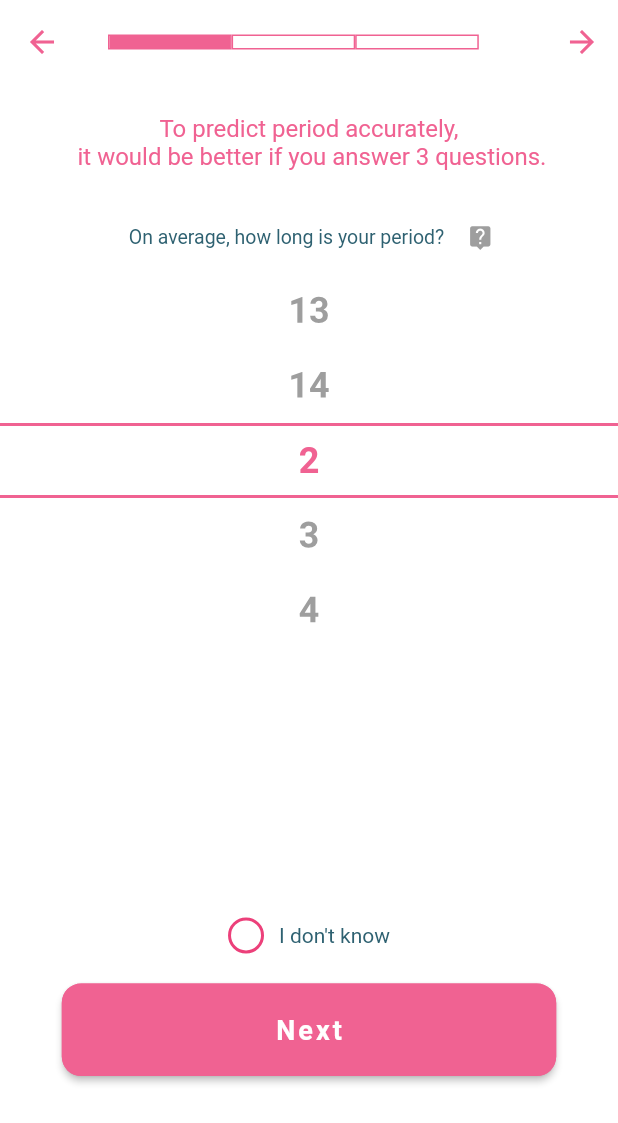
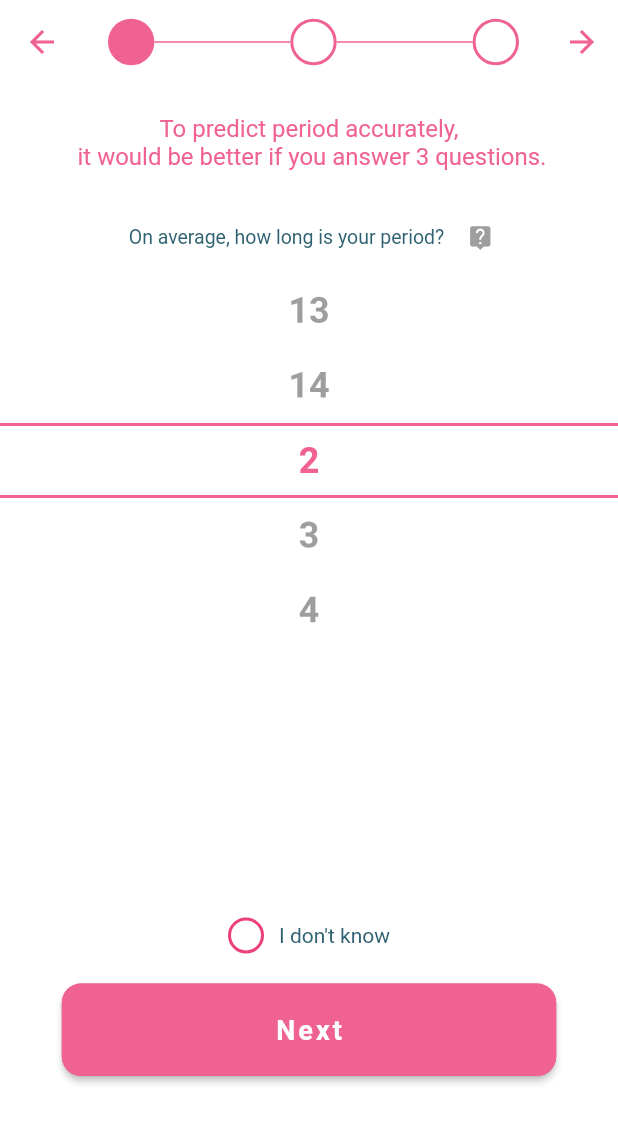
Before and after one commit to yassir28/Calendar-Flutter-App, a Flutter app: the Questions screen opened directly, on a phone screen of 412 x 824 dp. Shown: the top 1123 px of the screen. Run offline on Flutter 3.47's test engine with Material 2 defaults, Android fonts, the light colour scheme and no system bars; our stand-ins replace cloud_firestore, firebase_auth, firebase_core, table_calendar; accounts and stored records are empty.

Commit message:
appbar front modification

```diff
--- a/lib/pages/questions.dart
+++ b/lib/pages/questions.dart
@@ -85,50 +85,46 @@ class _QuestionsState extends State<Questions> {
           child: Row(
             children: [
               Container(
-                height: 10,
-                width: width * 0.2,
+                height: width * 0.075,
+                width: width * 0.075,
                 decoration: BoxDecoration(
-                  shape: BoxShape.rectangle,
+                  color: Colors.pink[300],
+                  shape: BoxShape.circle,
                   border: Border.all(
                     color: Colors.pink[300],
-                    width: 1,
-                  ),
-                ),
-                child: DecoratedBox(
-                  decoration: BoxDecoration(
-                    color: Colors.pink[300],
+                    width: 2,
                   ),
                 ),
               ),
               Container(
-                height: 10,
-                width: width * 0.2,
+                width: width * 0.22,
+                height: 1,
+                color: Colors.pink[300],
+              ),
+              Container(
+                height: width * 0.075,
+                width: width * 0.075,
                 decoration: BoxDecoration(
-                  shape: BoxShape.rectangle,
+                  shape: BoxShape.circle,
                   border: Border.all(
                     color: Colors.pink[300],
-                    width: 1,
-                  ),
-                ),
-                child: DecoratedBox(
-                  decoration: BoxDecoration(
-                    color: Colors.transparent,
+                    width: 2,
                   ),
                 ),
               ),
               Container(
-                height: 10,
-                width: width * 0.2,
+                width: width * 0.22,
+                height: 1,
+                color: Colors.pink[300],
+              ),
+              Container(
+                height: width * 0.075,
+                width: width * 0.075,
                 decoration: BoxDecoration(
-                  shape: BoxShape.rectangle,
+                  shape: BoxShape.circle,
                   border: Border.all(
                     color: Colors.pink[300],
-                    width: 1,
-                  ),
-                ),
-                child: DecoratedBox(
-                  decoration: BoxDecoration(
-                    color: Colors.transparent,
+                    width: 2,
                   ),
                 ),
               ),
@@ -140,59 +136,47 @@ class _QuestionsState extends State<Questions> {
           child: Row(
             children: [
               Container(
-                height: 10,
-                width: width * 0.2,
+                height: width * 0.075,
+                width: width * 0.075,
                 decoration: BoxDecoration(
-                  shape: BoxShape.rectangle,
+                  color: Colors.pink[300],
+                  shape: BoxShape.circle,
                   border: Border.all(
                     color: Colors.pink[300],
-                    width: 1,
-                  ),
-                ),
-                child: DecoratedBox(
-                  decoration: BoxDecoration(
-                    color: Colors.pink[300],
+                    width: 2,
                   ),
                 ),
               ),
               Container(
-                height: 10,
-                width: width * 0.2,
-                decoration: BoxDecoration(
-                  shape: BoxShape.rectangle,
-                  border: Border(
-                    top: BorderSide(
+                width: width * 0.22,
+                height: 1,
                 color: Colors.pink[300],
-                      width: 1,
               ),
-                    right: BorderSide(
-                      color: Colors.pink[300],
-                      width: 1,
-                    ),
-                    bottom: BorderSide(
-                      color: Colors.pink[300],
-                      width: 1,
-                    ),
-                    left: BorderSide(
-                      color: Colors.transparent,
-                      width: 1,
-                    ),
-                  ),
-                ),
-                child: DecoratedBox(
+              Container(
+                height: width * 0.075,
+                width: width * 0.075,
                 decoration: BoxDecoration(
                   color: Colors.pink[300],
+                  shape: BoxShape.circle,
+                  border: Border.all(
+                    color: Colors.pink[300],
+                    width: 2,
                   ),
                 ),
               ),
               Container(
-                height: 10,
-                width: width * 0.2,
+                width: width * 0.22,
+                height: 1,
+                color: Colors.pink[300],
+              ),
+              Container(
+                height: width * 0.075,
+                width: width * 0.075,
                 decoration: BoxDecoration(
-                  shape: BoxShape.rectangle,
+                  shape: BoxShape.circle,
                   border: Border.all(
                     color: Colors.pink[300],
-                    width: 1,
+                    width: 2,
                   ),
                 ),
               ),
@@ -204,84 +188,201 @@ class _QuestionsState extends State<Questions> {
           child: Row(
             children: [
               Container(
-                height: 10,
-                width: width * 0.2,
+                height: width * 0.075,
+                width: width * 0.075,
                 decoration: BoxDecoration(
-                  shape: BoxShape.rectangle,
+                  color: Colors.pink[300],
+                  shape: BoxShape.circle,
                   border: Border.all(
                     color: Colors.pink[300],
-                    width: 1,
-                  ),
-                ),
-                child: DecoratedBox(
-                  decoration: BoxDecoration(
-                    color: Colors.pink[300],
+                    width: 2,
                   ),
                 ),
               ),
               Container(
-                height: 10,
-                width: width * 0.2,
-                decoration: BoxDecoration(
-                  shape: BoxShape.rectangle,
-                  border: Border(
-                    top: BorderSide(
+                width: width * 0.22,
+                height: 1,
                 color: Colors.pink[300],
-                      width: 1,
               ),
-                    right: BorderSide(
-                      color: Colors.pink[300],
-                      width: 1,
-                    ),
-                    bottom: BorderSide(
-                      color: Colors.pink[300],
-                      width: 1,
-                    ),
-                    left: BorderSide(
-                      color: Colors.transparent,
-                      width: 1,
-                    ),
-                  ),
-                ),
-                child: DecoratedBox(
+              Container(
+                height: width * 0.075,
+                width: width * 0.075,
                 decoration: BoxDecoration(
                   color: Colors.pink[300],
+                  shape: BoxShape.circle,
+                  border: Border.all(
+                    color: Colors.pink[300],
+                    width: 2,
                   ),
                 ),
               ),
               Container(
-                height: 10,
-                width: width * 0.2,
-                decoration: BoxDecoration(
-                  shape: BoxShape.rectangle,
-                  border: Border(
-                    top: BorderSide(
+                width: width * 0.22,
+                height: 1,
                 color: Colors.pink[300],
-                      width: 1,
               ),
-                    right: BorderSide(
-                      color: Colors.pink[300],
-                      width: 1,
-                    ),
-                    bottom: BorderSide(
-                      color: Colors.pink[300],
-                      width: 1,
-                    ),
-                    left: BorderSide(
-                      color: Colors.transparent,
-                      width: 1,
-                    ),
-                  ),
-                ),
-                child: DecoratedBox(
+              Container(
+                height: width * 0.075,
+                width: width * 0.075,
                 decoration: BoxDecoration(
                   color: Colors.pink[300],
+                  shape: BoxShape.circle,
+                  border: Border.all(
+                    color: Colors.pink[300],
+                    width: 2,
                   ),
                 ),
               ),
             ],
           ),
         );
+      // case 1:
+      //   return Container(
+      //     child: Row(
+      //       children: [
+      //         Container(
+      //           height: 10,
+      //           width: width * 0.2,
+      //           decoration: BoxDecoration(
+      //             shape: BoxShape.rectangle,
+      //             border: Border.all(
+      //               color: Colors.pink[300],
+      //               width: 1,
+      //             ),
+      //           ),
+      //           child: DecoratedBox(
+      //             decoration: BoxDecoration(
+      //               color: Colors.pink[300],
+      //             ),
+      //           ),
+      //         ),
+      //         Container(
+      //           height: 10,
+      //           width: width * 0.2,
+      //           decoration: BoxDecoration(
+      //             shape: BoxShape.rectangle,
+      //             border: Border(
+      //               top: BorderSide(
+      //                 color: Colors.pink[300],
+      //                 width: 1,
+      //               ),
+      //               right: BorderSide(
+      //                 color: Colors.pink[300],
+      //                 width: 1,
+      //               ),
+      //               bottom: BorderSide(
+      //                 color: Colors.pink[300],
+      //                 width: 1,
+      //               ),
+      //               left: BorderSide(
+      //                 color: Colors.transparent,
+      //                 width: 1,
+      //               ),
+      //             ),
+      //           ),
+      //           child: DecoratedBox(
+      //             decoration: BoxDecoration(
+      //               color: Colors.pink[300],
+      //             ),
+      //           ),
+      //         ),
+      //         Container(
+      //           height: 10,
+      //           width: width * 0.2,
+      //           decoration: BoxDecoration(
+      //             shape: BoxShape.rectangle,
+      //             border: Border.all(
+      //               color: Colors.pink[300],
+      //               width: 1,
+      //             ),
+      //           ),
+      //         ),
+      //       ],
+      //     ),
+      //   );
+      // case 2:
+      //   return Container(
+      //     child: Row(
+      //       children: [
+      //         Container(
+      //           height: 10,
+      //           width: width * 0.2,
+      //           decoration: BoxDecoration(
+      //             shape: BoxShape.rectangle,
+      //             border: Border.all(
+      //               color: Colors.pink[300],
+      //               width: 1,
+      //             ),
+      //           ),
+      //           child: DecoratedBox(
+      //             decoration: BoxDecoration(
+      //               color: Colors.pink[300],
+      //             ),
+      //           ),
+      //         ),
+      //         Container(
+      //           height: 10,
+      //           width: width * 0.2,
+      //           decoration: BoxDecoration(
+      //             shape: BoxShape.rectangle,
+      //             border: Border(
+      //               top: BorderSide(
+      //                 color: Colors.pink[300],
+      //                 width: 1,
+      //               ),
+      //               right: BorderSide(
+      //                 color: Colors.pink[300],
+      //                 width: 1,
+      //               ),
+      //               bottom: BorderSide(
+      //                 color: Colors.pink[300],
+      //                 width: 1,
+      //               ),
+      //               left: BorderSide(
+      //                 color: Colors.transparent,
+      //                 width: 1,
+      //               ),
+      //             ),
+      //           ),
+      //           child: DecoratedBox(
+      //             decoration: BoxDecoration(
+      //               color: Colors.pink[300],
+      //             ),
+      //           ),
+      //         ),
+      //         Container(
+      //           height: 10,
+      //           width: width * 0.2,
+      //           decoration: BoxDecoration(
+      //             shape: BoxShape.rectangle,
+      //             border: Border(
+      //               top: BorderSide(
+      //                 color: Colors.pink[300],
+      //                 width: 1,
+      //               ),
+      //               right: BorderSide(
+      //                 color: Colors.pink[300],
+      //                 width: 1,
+      //               ),
+      //               bottom: BorderSide(
+      //                 color: Colors.pink[300],
+      //                 width: 1,
+      //               ),
+      //               left: BorderSide(
+      //                 color: Colors.transparent,
+      //                 width: 1,
+      //               ),
+      //             ),
+      //           ),
+      //           child: DecoratedBox(
+      //             decoration: BoxDecoration(
+      //               color: Colors.pink[300],
+      //             ),
+      //           ),
+      //         ),
+      //       ],
+      //     ),
+      //   );
     }
   }
 }
```
Lines whose indentation alone changed are shown as unchanged.
